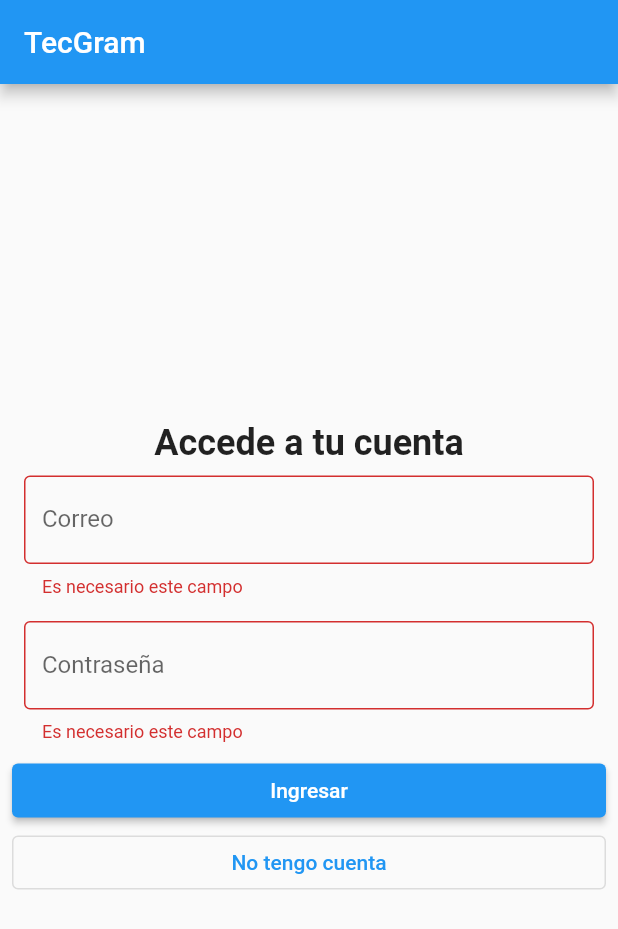
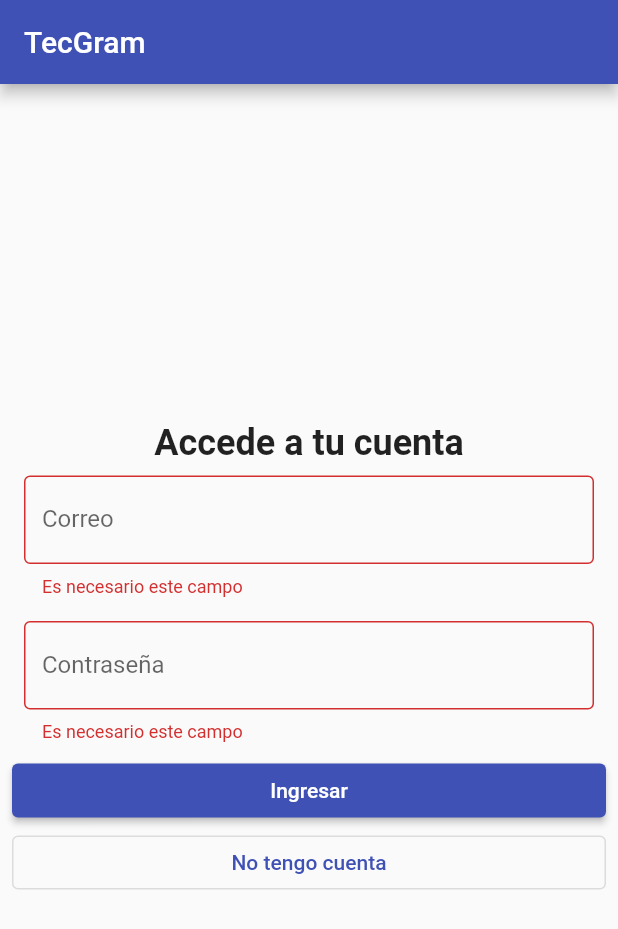
Before and after one commit to MARS42/TecGram, a Flutter app: the screen it shows after launch, after a tap on "Ingresar", on a phone screen of 412 x 824 dp. Shown: the top 929 px of the screen. Run offline on Flutter 3.47's test engine with Material 2 defaults, Android fonts, the phone set to English and light mode, and no system bars; our stand-ins replace flutter_secure_storage.

```diff
--- a/lib/main.dart
+++ b/lib/main.dart
@@ -15,7 +15,7 @@ class MyApp extends StatelessWidget {
   Widget build(BuildContext context) {
     return MaterialApp(
       title: 'Flutter Demo',
-      theme: ThemeData(primarySwatch: Colors.blue),
+      theme: ThemeData(primarySwatch: Colors.indigo),
 
       //Pantalla por defecto al abrir la aplicación
       home: SplashPage(),
--- a/lib/pages/login_page.dart
+++ b/lib/pages/login_page.dart
@@ -24,14 +24,14 @@ class _LoginPageState extends State<LoginPage> {
   Widget build(BuildContext context) {
 
     return Scaffold(
-      appBar: AppBar(title: Text("TecGram"),),
+      appBar: AppBar(title: const Text("TecGram"),),
       body: Padding(
         padding: const EdgeInsets.all(8.0),
         child: Column(
           mainAxisAlignment: MainAxisAlignment.center,
           crossAxisAlignment: CrossAxisAlignment.center,
           children: [
-            Text("Accede a tu cuenta", style: TextStyle(fontSize: 24, fontWeight: FontWeight.bold)),
+            const Text("Accede a tu cuenta", style: TextStyle(fontSize: 24, fontWeight: FontWeight.bold)),
             Form(
               key: _formulario,
               child: !cargando
@@ -41,13 +41,13 @@ class _LoginPageState extends State<LoginPage> {
                   crearCampo(etiqueta: "Correo", context: context, controller: controllerEmail),
                   crearCampo(etiqueta: "Contraseña", ocultable: true, context: context, controller: controllerPassword),
                   ElevatedButton(
-                      child: Text("Ingresar"),
+                      child: const Text("Ingresar"),
                       onPressed: ()  => verificarFormulario(_formulario, context)
                   ),
                   OutlinedButton(onPressed: () => registrarse(context), child: Text('No tengo cuenta'))
                 ],
                   )
-                  : CupertinoActivityIndicator(radius: 20,),
+                  : const CupertinoActivityIndicator(radius: 20,),
             )
           ],
         ),
@@ -68,10 +68,10 @@ class _LoginPageState extends State<LoginPage> {
 
       if (res != "ok") {
         ScaffoldMessenger.of(context).showSnackBar(
-          SnackBar(content: Text("Correo o contraseña no válidos"),
-          duration: const Duration(seconds: 5),
+          const SnackBar(content: Text("Correo o contraseña no válidos"),
+          duration: Duration(seconds: 5),
           behavior: SnackBarBehavior.floating,
-          padding: const EdgeInsets.all(8.0),)
+          padding: EdgeInsets.all(8.0),)
         );
       } else {
         Navigator.pushReplacementNamed(
```
Also changed, not shown: lib/pages/home_page.dart (+72 -2 lines).
